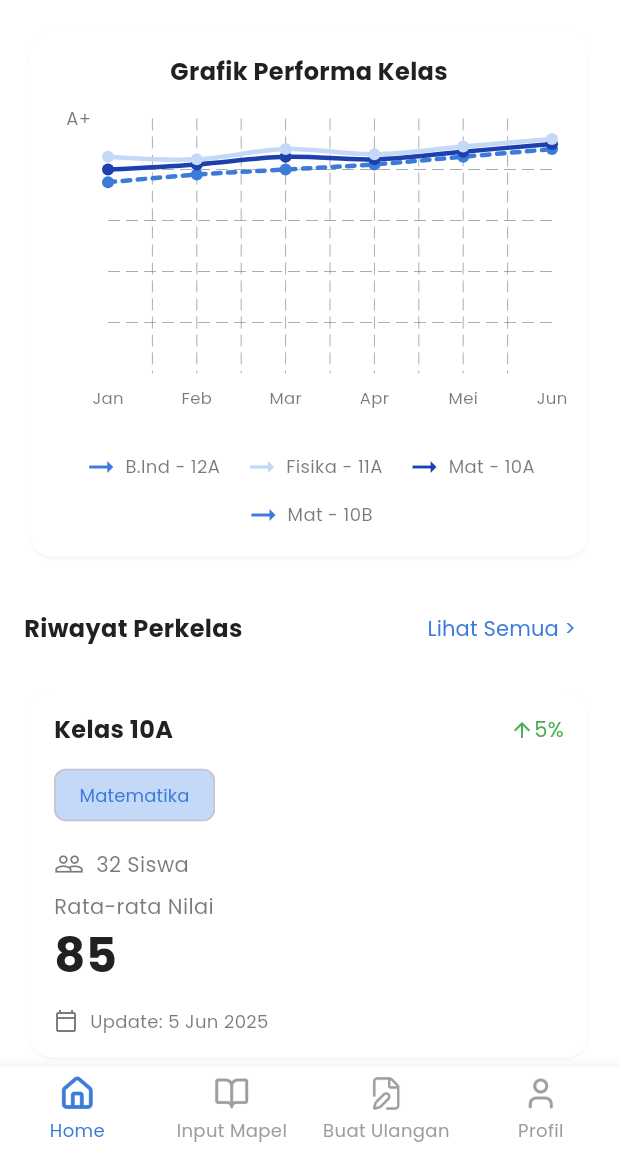
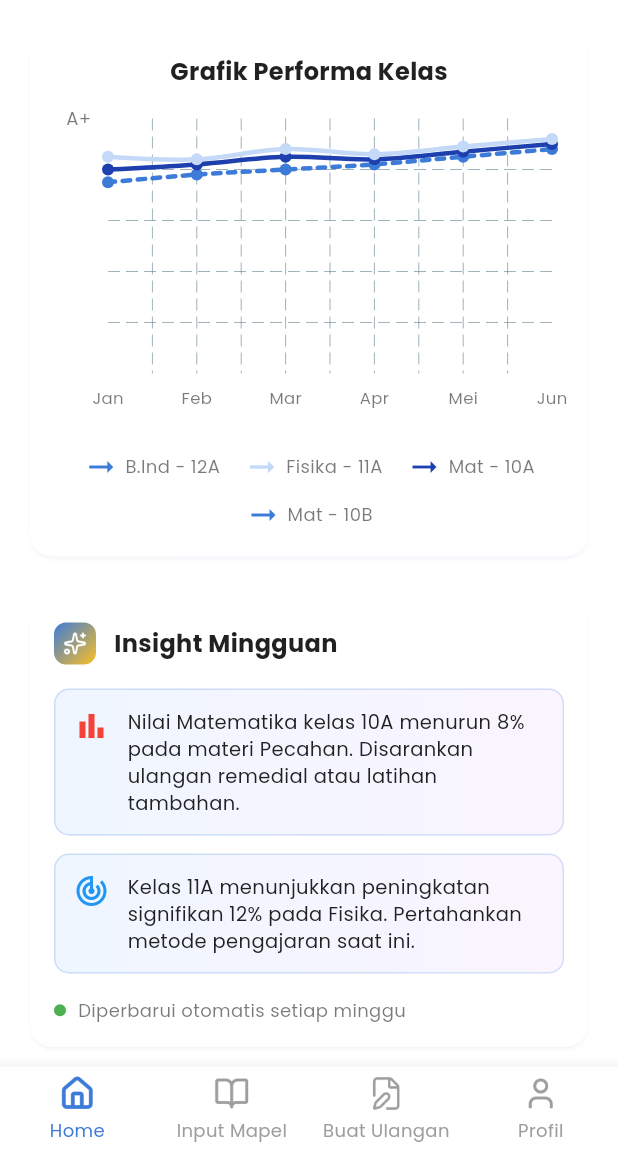
Before and after one commit to restuzaki/MentorA, a Flutter app: the screen it shows after launch, on a phone screen of 412 x 824 dp, the part 84-1236 px from its top. Run offline on Flutter 3.47's test engine with Material 3 defaults, Android fonts, the phone set to English and light mode, and no system bars; drawn by our look-alikes of fl_chart; our stand-ins replace shared_preferences, video_player.

Commit message:
Add insight section to Dashboard teacher

```diff
--- a/lib/screen/teacher/class_history_screen.dart
+++ b/lib/screen/teacher/class_history_screen.dart
@@ -52,6 +52,7 @@ class ClassHistoryScreen extends StatelessWidget {
       appBar: AppBar(
         title: const Text("Riwayat Perkelas"),
         backgroundColor: CustomColor.backgroundColor,
+        surfaceTintColor: CustomColor.backgroundColor,
       ),
       body: ListView.builder(
         itemCount: history.length,
--- a/lib/screen/teacher/dashboard_teacher_screen.dart
+++ b/lib/screen/teacher/dashboard_teacher_screen.dart
@@ -1,14 +1,56 @@
 import 'package:fl_chart/fl_chart.dart';
 import 'package:flutter/material.dart';
+import 'package:mentor_a/model/class_history_model.dart';
 import 'package:mentor_a/screen/notif_screen.dart';
+import 'package:mentor_a/screen/teacher/class_detail_screen.dart';
 import 'package:mentor_a/screen/teacher/class_history_screen.dart';
 import 'package:mentor_a/style/custom_color.dart';
+import 'package:mentor_a/widget/class_history_card.dart';
 
 class DashboardTeacherScreen extends StatelessWidget {
   const DashboardTeacherScreen({super.key});
 
   @override
   Widget build(BuildContext context) {
+    final List<ClassHistoryModel> history = [
+      ClassHistoryModel(
+        className: "Kelas 10A",
+        subject: "Matematika",
+        studentCount: 32,
+        averageScore: 85,
+        percentageChange: 5,
+        isIncrease: true,
+        lastUpdate: "5 Jun 2025",
+      ),
+      ClassHistoryModel(
+        className: "Kelas 10B",
+        subject: "Matematika",
+        studentCount: 30,
+        averageScore: 83,
+        percentageChange: 3,
+        isIncrease: true,
+        lastUpdate: "5 Jun 2025",
+      ),
+      ClassHistoryModel(
+        className: "Kelas 11A",
+        subject: "Fisika",
+        studentCount: 28,
+        averageScore: 88,
+        percentageChange: 6,
+        isIncrease: true,
+        lastUpdate: "5 Jun 2025",
+      ),
+      ClassHistoryModel(
+        className: "Kelas 12A",
+        subject: "Bahasa Indonesia",
+        studentCount: 35,
+        averageScore: 91,
+        percentageChange: 2,
+        isIncrease: false,
+        lastUpdate: "5 Jun 2025",
+      ),
+    ];
+
     return Scaffold(
       backgroundColor: CustomColor.backgroundColor,
       appBar: AppBar(
@@ -43,9 +85,30 @@ class DashboardTeacherScreen extends StatelessWidget {
           children: [
             _buildPerformanceChartCard(),
             const SizedBox(height: 20),
-            _buildClassHistoryHeader(context),
+            _buildInsightCard(),
+            const SizedBox(height: 20),
+            Row(
+              mainAxisSize: MainAxisSize.max,
+              mainAxisAlignment: MainAxisAlignment.spaceBetween,
+              children: [
+                const Text(
+                  "Riwayat Perkelas",
+                  style: TextStyle(fontSize: 16, fontWeight: FontWeight.bold, color: CustomColor.textBlack),
+                ),
+                TextButton(
+                    onPressed: () {
+                      Navigator.push(
+                          context,
+                          MaterialPageRoute(
+                              builder: (context) => const ClassHistoryScreen()));
+                    },
+                    child: const Text("Lihat Semua",
+                        style: TextStyle(
+                            color: CustomColor.textBlue, fontSize: 12)))
+              ],
+            ),
             const SizedBox(height: 12),
-            _buildClassHistoryCard(),
+            _buildClassHistoryList(history),
           ],
         ),
       ),
@@ -147,7 +210,7 @@ class DashboardTeacherScreen extends StatelessWidget {
                       ],
                       CustomColor.textPurple,
                     ),
-                     _buildLineChartBarData(
+                    _buildLineChartBarData(
                       [
                         const FlSpot(0, 85),
                         const FlSpot(1, 84),
@@ -162,7 +225,7 @@ class DashboardTeacherScreen extends StatelessWidget {
                 ),
               ),
             ),
-             const SizedBox(height: 20),
+            const SizedBox(height: 20),
             _buildChartLegend(),
           ],
         ),
@@ -170,7 +233,7 @@ class DashboardTeacherScreen extends StatelessWidget {
     );
   }
 
-   LineChartBarData _buildLineChartBarData(List<FlSpot> spots, Color color, {bool isDashed = false}) {
+  LineChartBarData _buildLineChartBarData(List<FlSpot> spots, Color color, {bool isDashed = false}) {
     return LineChartBarData(
       spots: spots,
       isCurved: true,
@@ -208,32 +271,7 @@ class DashboardTeacherScreen extends StatelessWidget {
     );
   }
 
-
-  Widget _buildClassHistoryHeader(BuildContext context) {
-    return Row(
-      mainAxisAlignment: MainAxisAlignment.spaceBetween,
-      children: [
-        const Text(
-          "Riwayat Perkelas",
-          style: TextStyle(fontSize: 16, fontWeight: FontWeight.bold, color: CustomColor.textBlack),
-        ),
-        TextButton(
-          onPressed: () {
-            Navigator.push(
-              context,
-              MaterialPageRoute(builder: (context) => const ClassHistoryScreen()),
-            );
-          },
-          child: const Text(
-            "Lihat Semua >",
-            style: TextStyle(fontSize: 14, color: CustomColor.primaryColor),
-          ),
-        ),
-      ],
-    );
-  }
-
-  Widget _buildClassHistoryCard() {
+  Widget _buildInsightCard() {
     return Card(
       color: CustomColor.backgroundColor,
       shadowColor: CustomColor.primaryColor.withValues(alpha: 0.1),
@@ -246,40 +284,58 @@ class DashboardTeacherScreen extends StatelessWidget {
           crossAxisAlignment: CrossAxisAlignment.start,
           children: [
             Row(
-              mainAxisAlignment: MainAxisAlignment.spaceBetween,
               children: [
-                const Text("Kelas 10A", style: TextStyle(fontSize: 16, fontWeight: FontWeight.bold, color: CustomColor.textBlack)),
-                Row(
-                  children: const [
-                    Icon(Icons.arrow_upward, color: Colors.green, size: 16),
-                    Text("5%", style: TextStyle(color: Colors.green, fontSize: 14)),
-                  ],
+                Container(
+                  padding: const EdgeInsets.all(6),
+                  decoration: BoxDecoration(
+                    gradient: const LinearGradient(
+                      colors: [CustomColor.primaryColor, Color.fromRGBO(251, 191, 36, 1)],
+                      begin: Alignment.topLeft,
+                      end: Alignment.bottomRight,
+                    ),
+                    borderRadius: BorderRadius.circular(8),
+                  ),
+                  child: Image.asset("assets/icons/stars.png",
+                      height: 16, width: 16, color: Colors.white),
+                ),
+                const SizedBox(width: 12),
+                const Text(
+                  "Insight Mingguan",
+                  style: TextStyle(
+                      fontSize: 16,
+                      fontWeight: FontWeight.bold,
+                      color: CustomColor.textBlack),
                 ),
               ],
             ),
-            const SizedBox(height: 8),
-            Chip(
-              label: const Text("Matematika"),
-              backgroundColor: CustomColor.accentColor,
-              labelStyle: const TextStyle(color: CustomColor.textBlue, fontSize: 12),
+            const SizedBox(height: 16),
+            _buildInsightItem(
+              icon: const Icon(Icons.bar_chart, color: Colors.red),
+              text:
+                  "Nilai Matematika kelas 10A menurun 8% pada materi Pecahan. Disarankan ulangan remedial atau latihan tambahan.",
             ),
             const SizedBox(height: 12),
+            _buildInsightItem(
+              icon: const Icon(Icons.track_changes, color: Colors.blue),
+              text:
+                  "Kelas 11A menunjukkan peningkatan signifikan 12% pada Fisika. Pertahankan metode pengajaran saat ini.",
+            ),
+            const SizedBox(height: 16),
             Row(
               children: [
-                Icon(Icons.people_outline, color: CustomColor.textBlack.withValues(alpha: 0.6), size: 20),
+                Container(
+                  width: 8,
+                  height: 8,
+                  decoration: const BoxDecoration(
+                    color: Colors.green,
+                    shape: BoxShape.circle,
+                  ),
+                ),
                 const SizedBox(width: 8),
-                Text("32 Siswa", style: TextStyle(fontSize: 14, color: CustomColor.textBlack.withValues(alpha: 0.6))),
-              ],
-            ),
-            const SizedBox(height: 8),
-            Text("Rata-rata Nilai", style: TextStyle(fontSize: 14, color: CustomColor.textBlack.withValues(alpha: 0.6))),
-            const Text("85", style: TextStyle(fontSize: 32, fontWeight: FontWeight.bold, color: CustomColor.textBlack)),
-            const SizedBox(height: 12),
-            Row(
-              children: [
-                Icon(Icons.calendar_today_outlined, color: CustomColor.textBlack.withValues(alpha: 0.6), size: 16),
-                const SizedBox(width: 8),
-                Text("Update: 5 Jun 2025", style: TextStyle(fontSize: 12, color: CustomColor.textBlack.withValues(alpha: 0.6))),
+                Text("Diperbarui otomatis setiap minggu",
+                    style: TextStyle(
+                        fontSize: 12,
+                        color: CustomColor.textBlack.withValues(alpha: 0.6))),
               ],
             ),
           ],
@@ -287,4 +343,57 @@ class DashboardTeacherScreen extends StatelessWidget {
       ),
     );
   }
+
+  Widget _buildInsightItem({required Widget icon, required String text}) {
+    return Container(
+      padding: const EdgeInsets.all(12),
+      decoration: BoxDecoration(
+        gradient: LinearGradient(
+          begin: AlignmentGeometry.centerLeft,
+          end: AlignmentGeometry.centerRight,
+          colors: [
+            Color.fromRGBO(239, 246, 255, 1),
+            Color.fromRGBO(250, 245, 255, 1),
+          ]
+        ),
+        border: Border.all(color: CustomColor.primaryColor.withValues(alpha: 0.2)),
+        borderRadius: BorderRadius.circular(10),
+      ),
+      child: Row(
+        crossAxisAlignment: CrossAxisAlignment.start,
+        children: [
+          icon,
+          const SizedBox(width: 12),
+          Expanded(
+            child: Text(
+              text,
+              style: const TextStyle(
+                  fontSize: 13, color: CustomColor.textBlack, height: 1.4),
+            ),
+          ),
+        ],
+      ),
+    );
+  }
+
+  Widget _buildClassHistoryList(List<ClassHistoryModel> history) {
+    return ListView.builder(
+      shrinkWrap: true,
+      physics: const NeverScrollableScrollPhysics(),
+      itemCount: history.length,
+      itemBuilder: (context, index) {
+        final item = history[index];
+        return ClassHistoryCard(
+          className: item.className,
+          subject: item.subject,
+          studentCount: item.studentCount,
+          averageScore: item.averageScore,
+          lastUpdate: item.lastUpdate,
+          percentageChange: item.percentageChange,
+          isIncrease: item.isIncrease,
+          color: CustomColor.primaryColor,
+        );
+      },
+    );
+  }
 }
```
Also changed, not shown: lib/widget/class_history_card.dart (added, +89 -0 lines).
